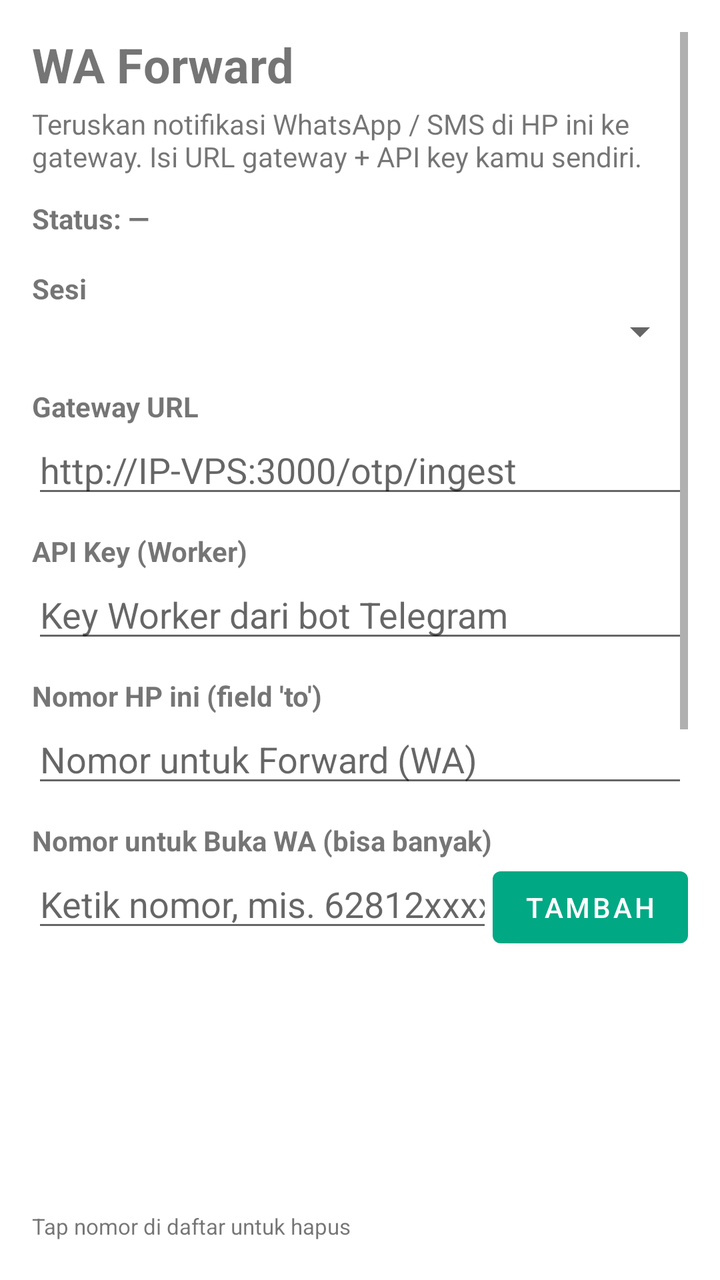
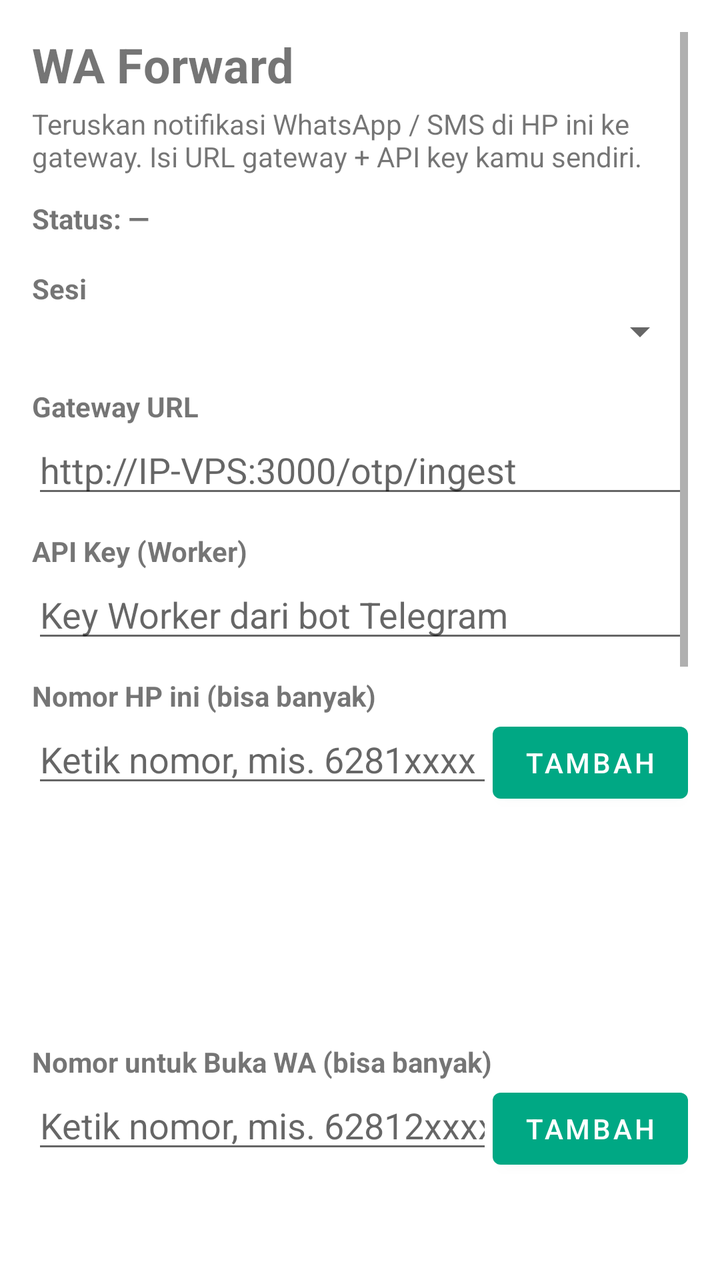

Two renders of the same Android screen: before a commit and after it. Below are the layout's source before the change and the commit's diff.
<!-- AndroidManifest.xml: application theme Theme.WAForward -->
<!-- res/layout/activity_main.xml -->
<?xml version="1.0" encoding="utf-8"?>
<ScrollView xmlns:android="http://schemas.android.com/apk/res/android"
    android:layout_width="match_parent"
    android:layout_height="match_parent"
    android:padding="16dp">

    <LinearLayout
        android:layout_width="match_parent"
        android:layout_height="wrap_content"
        android:orientation="vertical">

        <TextView
            android:layout_width="wrap_content"
            android:layout_height="wrap_content"
            android:text="WA Forward"
            android:textSize="24sp"
            android:textStyle="bold" />

        <TextView
            android:layout_width="wrap_content"
            android:layout_height="wrap_content"
            android:layout_marginTop="4dp"
            android:text="Teruskan notifikasi WhatsApp / SMS di HP ini ke gateway. Isi URL gateway + API key kamu sendiri."
            android:textSize="14sp" />

        <TextView
            android:id="@+id/tvStatus"
            android:layout_width="wrap_content"
            android:layout_height="wrap_content"
            android:layout_marginTop="12dp"
            android:text="Status: —"
            android:textSize="14sp"
            android:textStyle="bold" />

        <TextView
            android:layout_width="wrap_content"
            android:layout_height="wrap_content"
            android:layout_marginTop="16dp"
            android:text="Sesi"
            android:textSize="14sp"
            android:textStyle="bold" />

        <Spinner
            android:id="@+id/spSession"
            android:layout_width="match_parent"
            android:layout_height="wrap_content" />

        <TextView
            android:layout_width="wrap_content"
            android:layout_height="wrap_content"
            android:layout_marginTop="16dp"
            android:text="Gateway URL"
            android:textSize="14sp"
            android:textStyle="bold" />

        <EditText
            android:id="@+id/etUrl"
            android:layout_width="match_parent"
            android:layout_height="wrap_content"
            android:hint="http://IP-VPS:3000/otp/ingest"
            android:inputType="textUri" />

        <TextView
            android:layout_width="wrap_content"
            android:layout_height="wrap_content"
            android:layout_marginTop="12dp"
            android:text="API Key (Worker)"
            android:textSize="14sp"
            android:textStyle="bold" />

        <EditText
            android:id="@+id/etApiKey"
            android:layout_width="match_parent"
            android:layout_height="wrap_content"
            android:hint="Key Worker dari bot Telegram"
            android:inputType="textPassword" />

        <TextView
            android:layout_width="wrap_content"
            android:layout_height="wrap_content"
            android:layout_marginTop="12dp"
            android:text="Nomor HP ini (field 'to')"
            android:textSize="14sp"
            android:textStyle="bold" />

        <EditText
            android:id="@+id/etTo"
            android:layout_width="match_parent"
            android:layout_height="wrap_content"
            android:hint="Nomor untuk Forward (WA)"
            android:inputType="phone" />

        <TextView
            android:layout_width="match_parent"
            android:layout_height="wrap_content"
            android:layout_marginTop="12dp"
            android:text="Nomor untuk Buka WA (bisa banyak)"
            android:textSize="14sp"
            android:textStyle="bold" />

        <LinearLayout
            android:layout_width="match_parent"
            android:layout_height="wrap_content"
            android:orientation="horizontal">

            <EditText
                android:id="@+id/etOpenWaNum"
                android:layout_width="0dp"
                android:layout_height="wrap_content"
                android:layout_weight="1"
                android:hint="Ketik nomor, mis. 62812xxxx"
                android:inputType="phone" />

            <Button
                android:id="@+id/btnAddNumber"
                android:layout_width="wrap_content"
                android:layout_height="wrap_content"
                android:text="Tambah" />
        </LinearLayout>

        <ListView
            android:id="@+id/lvNumbers"
            android:layout_width="match_parent"
            android:layout_height="120dp"
            android:layout_marginTop="4dp" />

        <TextView
            android:layout_width="match_parent"
            android:layout_height="wrap_content"
            android:layout_marginTop="4dp"
            android:text="Tap nomor di daftar untuk hapus"
            android:textSize="11sp" />

        <TextView
            android:layout_width="match_parent"
            android:layout_height="wrap_content"
            android:layout_marginTop="12dp"
            android:text="Pilih WA"
            android:textSize="14sp"
            android:textStyle="bold" />

        <Spinner
            android:id="@+id/spWaChoice"
            android:layout_width="match_parent"
            android:layout_height="wrap_content" />

        <EditText
            android:id="@+id/etClonePkg"
            android:layout_width="match_parent"
            android:layout_height="wrap_content"
            android:hint="Package name WA Clone"
            android:inputType="text"
            android:visibility="gone" />

        <Switch
            android:id="@+id/swForwardWa"
            android:layout_width="match_parent"
            android:layout_height="wrap_content"
            android:layout_marginTop="16dp"
            android:checked="true"
            android:text="Forward notifikasi WhatsApp" />

        <Switch
            android:id="@+id/swForwardSms"
            android:layout_width="match_parent"
            android:layout_height="wrap_content"
            android:layout_marginTop="8dp"
            android:checked="true"
            android:text="Forward notifikasi SMS" />

        <Switch
            android:id="@+id/swOpenWa"
            android:layout_width="match_parent"
            android:layout_height="wrap_content"
            android:layout_marginTop="8dp"
            android:text="Buka WhatsApp saat notifikasi masuk" />

        <Switch
            android:id="@+id/swAutoOpenOrder"
            android:layout_width="match_parent"
            android:layout_height="wrap_content"
            android:layout_marginTop="8dp"
            android:checked="true"
            android:text="Auto-buka chat dari order bot Telegram" />

        <Button
            android:id="@+id/btnSave"
            android:layout_width="match_parent"
            android:layout_height="wrap_content"
            android:layout_marginTop="20dp"
            android:text="Simpan Pengaturan" />

        <Button
            android:id="@+id/btnPermission"
            android:layout_width="match_parent"
            android:layout_height="wrap_content"
            android:layout_marginTop="8dp"
            android:text="Buka Izin Notifikasi" />

        <Button
            android:id="@+id/btnStart"
            android:layout_width="match_parent"
            android:layout_height="wrap_content"
            android:layout_marginTop="8dp"
            android:text="Mulai Service" />

        <TextView
            android:layout_width="wrap_content"
            android:layout_height="wrap_content"
            android:layout_marginTop="16dp"
            android:text="Cara pakai:\n1. Isi Gateway URL + API Key + nomor HP ini, Simpan.\n2. Tap 'Buka Izin Notifikasi' → aktifkan WA Forward.\n3. Tap 'Mulai Service'.\n4. Matikan optimasi baterai untuk app ini agar tidak dibunuh Android."
            android:textSize="13sp" />

    </LinearLayout>
</ScrollView>
<!-- resources referenced by this layout -->
<resources>
  <style name="Theme.WAForward" parent="Theme.MaterialComponents.DayNight.DarkActionBar">
          <item name="colorPrimary">#00A884</item>
          <item name="colorPrimaryVariant">#008069</item>
          <item name="colorOnPrimary">#FFFFFF</item>
      </style>
</resources>

<!-- the commit's change to res/layout/activity_main.xml (unified diff, before → after) -->
@@ -79,16 +79,35 @@
             android:layout_width="wrap_content"
             android:layout_height="wrap_content"
             android:layout_marginTop="12dp"
-            android:text="Nomor HP ini (field 'to')"
-            android:textSize="14sp"
-            android:textStyle="bold" />
-
-        <EditText
-            android:id="@+id/etTo"
-            android:layout_width="match_parent"
-            android:layout_height="wrap_content"
-            android:hint="Nomor untuk Forward (WA)"
-            android:inputType="phone" />
+            android:text="Nomor HP ini (bisa banyak)"
+            android:textSize="14sp"
+            android:textStyle="bold" />
+
+        <LinearLayout
+            android:layout_width="match_parent"
+            android:layout_height="wrap_content"
+            android:orientation="horizontal">
+
+            <EditText
+                android:id="@+id/etTo"
+                android:layout_width="0dp"
+                android:layout_height="wrap_content"
+                android:layout_weight="1"
+                android:hint="Ketik nomor, mis. 6281xxxx"
+                android:inputType="phone" />
+
+            <Button
+                android:id="@+id/btnAddTo"
+                android:layout_width="wrap_content"
+                android:layout_height="wrap_content"
+                android:text="Tambah" />
+        </LinearLayout>
+
+        <ListView
+            android:id="@+id/lvToNumbers"
+            android:layout_width="match_parent"
+            android:layout_height="100dp"
+            android:layout_marginTop="4dp" />
 
         <TextView
             android:layout_width="match_parent"
